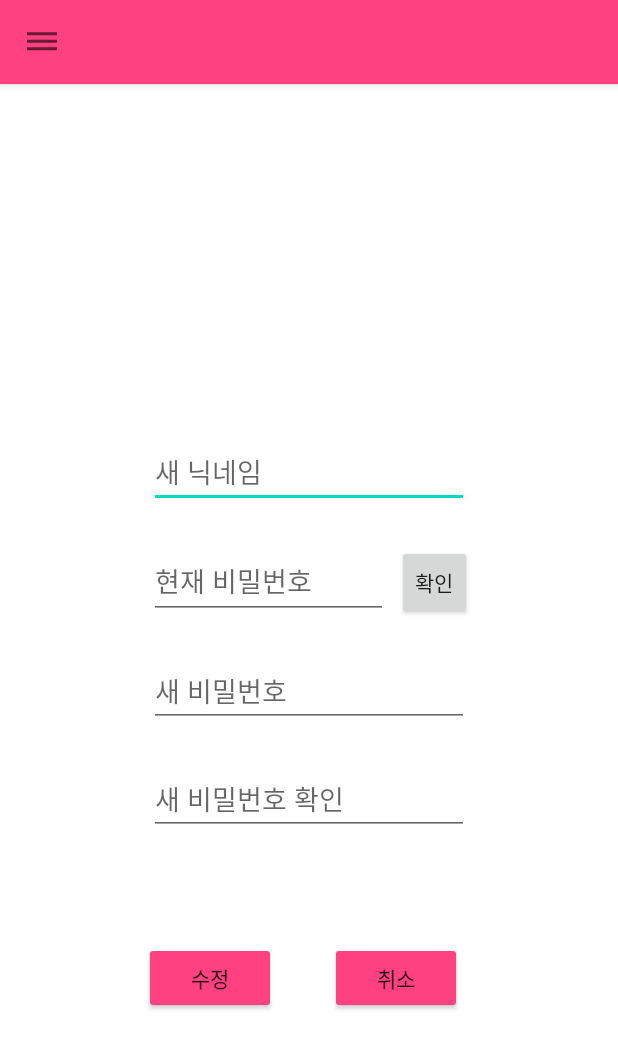
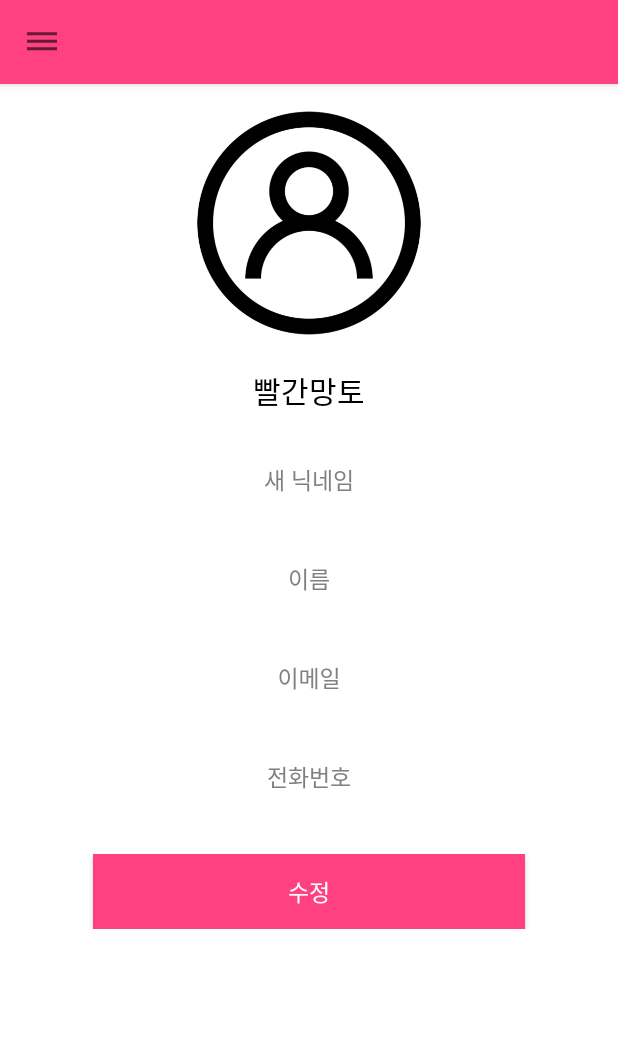
Before and after one commit to co-smicDust/toilet_seoul, an Android app: the screen it shows after launch (MainActivity), in the side drawer, after a tap on "개인 정보 수정", on a phone screen of 412 x 824 dp. Shown: the top 1049 px of the screen. Run offline under Robolectric (Android 15) with nearby library versions, the phone set to English and light mode, and no system bars; our stand-ins replace Firebase (no records; nobody signed in at launch, a user with empty details on screens opened directly).

Commit message:
개인정보수정 레이아웃 변경

```diff
--- a/app/src/main/res/layout/personal_information.xml
+++ b/app/src/main/res/layout/personal_information.xml
@@ -1,99 +1,201 @@
 <?xml version="1.0" encoding="utf-8"?>
 <FrameLayout
     xmlns:android="http://schemas.android.com/apk/res/android"
+    xmlns:tools="http://schemas.android.com/tools"
     xmlns:app="http://schemas.android.com/apk/res-auto"
     android:layout_width="match_parent"
     android:layout_height="match_parent"
-    android:background="@color/white">
+    android:background="@color/white" >
 
     <androidx.constraintlayout.widget.ConstraintLayout
         android:layout_width="match_parent"
-        android:layout_height="match_parent">
+        android:layout_height="match_parent"
+        android:id="@+id/edit_personal_layout">
+
+        <TextView
+            android:id="@+id/tv_heading"
+            android:layout_width="wrap_content"
+            android:layout_height="wrap_content"
+            android:text="Update Profile Information"
+            android:textStyle="bold"
+            android:textSize="16sp"
+            android:textColor="#000"
+            app:layout_constraintStart_toStartOf="parent"
+            app:layout_constraintEnd_toEndOf="parent"
+            app:layout_constraintTop_toTopOf="parent"
+            android:layout_marginTop="24dp" />
+
+        <ScrollView
+            android:layout_width="match_parent"
+            android:layout_height="wrap_content"
+            app:layout_constraintTop_toBottomOf="@id/tv_heading" >
+
+            <androidx.constraintlayout.widget.ConstraintLayout
+                android:layout_width="match_parent"
+                android:layout_height="match_parent"
+                android:focusable="true"
+                android:focusableInTouchMode="true" >
+
+
+                <com.google.android.material.textfield.TextInputLayout
+                    android:id="@+id/layout_image"
+                    android:layout_width="0dp"
+                    app:layout_constraintWidth_percent="0.7"
+                    android:layout_height="wrap_content"
+                    app:layout_constraintStart_toStartOf="parent"
+                    app:layout_constraintEnd_toEndOf="parent"
+                    android:layout_marginTop="20dp"
+                    android:textColorHint="#808080"
+                    app:layout_constraintTop_toTopOf="parent" >
+
+                    <ImageView
+                        android:layout_width="wrap_content"
+                        android:layout_height="165dp"
+                        android:src="@drawable/ic_personal" />
+                </com.google.android.material.textfield.TextInputLayout>
+
+                <TextView
+                    android:id="@+id/nickname"
+                    android:layout_width="0dp"
+                    app:layout_constraintWidth_percent="0.7"
+                    android:layout_height="wrap_content"
+                    app:layout_constraintStart_toStartOf="parent"
+                    app:layout_constraintEnd_toEndOf="parent"
+                    android:layout_marginTop="14dp"
+                    android:text="빨간망토"
+                    android:textSize="20dp"
+                    android:textColor="@color/black"
+                    android:textAlignment="center"
+                    app:layout_constraintTop_toBottomOf="@+id/layout_image" />
+
+                <com.google.android.material.textfield.TextInputLayout
+                    android:id="@+id/layout_joinName"
+                    android:layout_width="0dp"
+                    app:layout_constraintWidth_percent="0.7"
+                    android:layout_height="wrap_content"
+                    app:layout_constraintStart_toStartOf="parent"
+                    app:layout_constraintEnd_toEndOf="parent"
+                    android:layout_marginTop="14dp"
+                    android:textColorHint="#808080"
+                    app:layout_constraintTop_toBottomOf="@+id/nickname" >
 
                     <EditText
                         android:id="@+id/join_name"
-            android:layout_width="wrap_content"
+                        android:layout_width="match_parent"
                         android:layout_height="wrap_content"
-            android:layout_marginEnd="2dp"
-            android:layout_marginRight="2dp"
-            android:layout_marginBottom="24dp"
-            android:ems="10"
                         android:hint="새 닉네임"
-            android:inputType="textPersonName"
-            app:layout_constraintBottom_toTopOf="@+id/join_email"
-            app:layout_constraintEnd_toEndOf="@+id/check_button" />
+                        android:gravity="center"
+                        android:padding="10dp"
+                        android:textColor="#000000"
+                        android:textColorHint="#808080"
+                        android:background="#00000000"
+                        android:textSize="15sp"
+                        android:inputType="text" />
+                </com.google.android.material.textfield.TextInputLayout>
+
+                <com.google.android.material.textfield.TextInputLayout
+                    android:id="@+id/layout_name"
+                    android:layout_width="0dp"
+                    app:layout_constraintWidth_percent="0.7"
+                    android:layout_height="wrap_content"
+                    app:layout_constraintStart_toStartOf="parent"
+                    app:layout_constraintEnd_toEndOf="parent"
+                    android:layout_marginTop="14dp"
+                    android:textColorHint="#808080"
+                    app:layout_constraintTop_toBottomOf="@+id/layout_joinName">
 
                     <EditText
-            android:id="@+id/join_password"
-            android:layout_width="wrap_content"
+                        android:id="@+id/et_name"
+                        android:layout_width="match_parent"
                         android:layout_height="wrap_content"
-            android:layout_marginBottom="24dp"
-            android:ems="10"
-            android:hint="새 비밀번호"
-            android:inputType="textPassword"
-            app:layout_constraintBottom_toTopOf="@+id/join_pwck"
-            app:layout_constraintStart_toStartOf="@+id/join_email" />
+                        android:hint="이름"
+                        android:gravity="center"
+                        android:padding="10dp"
+                        android:textColor="#000000"
+                        android:textColorHint="#808080"
+                        android:background="#00000000"
+                        android:textSize="15sp"
+                        />
+                </com.google.android.material.textfield.TextInputLayout>
+
+
+                <com.google.android.material.textfield.TextInputLayout
+                    android:id="@+id/layout_email"
+                    android:layout_width="0dp"
+                    app:layout_constraintWidth_percent="0.7"
+                    android:layout_height="wrap_content"
+                    app:layout_constraintStart_toStartOf="parent"
+                    app:layout_constraintEnd_toEndOf="parent"
+                    android:layout_marginTop="14dp"
+                    android:textColorHint="#808080"
+                    app:layout_constraintTop_toBottomOf="@+id/layout_name"
+                    >
 
                     <EditText
-            android:id="@+id/join_pwck"
-            android:layout_width="wrap_content"
+                        android:id="@+id/et_email"
+                        android:layout_width="match_parent"
                         android:layout_height="wrap_content"
-            android:layout_marginBottom="267dp"
-            android:ems="10"
-            android:hint="새 비밀번호 확인"
-            android:inputType="textPassword"
-            app:layout_constraintBottom_toBottomOf="parent"
-            app:layout_constraintStart_toStartOf="@+id/join_password" />
+                        android:hint="이메일"
+                        android:gravity="center"
+                        android:padding="10dp"
+                        android:textColor="#000000"
+                        android:textColorHint="#808080"
+                        android:background="#00000000"
+                        android:textSize="15sp"
+                        android:inputType="textEmailAddress"
+                        />
+                </com.google.android.material.textfield.TextInputLayout>
+
+
+                <com.google.android.material.textfield.TextInputLayout
+                    android:id="@+id/layout_contact_no"
+                    android:layout_width="0dp"
+                    app:layout_constraintWidth_percent="0.7"
+                    android:layout_height="wrap_content"
+                    app:layout_constraintStart_toStartOf="parent"
+                    app:layout_constraintEnd_toEndOf="parent"
+                    android:layout_marginTop="14dp"
+                    android:textColorHint="#808080"
+                    app:layout_constraintTop_toBottomOf="@+id/layout_email"
+                    >
 
                     <EditText
-            android:id="@+id/join_email"
-            android:layout_width="0dp"
-            android:layout_height="50dp"
-            android:layout_marginEnd="6dp"
-            android:layout_marginRight="6dp"
-            android:layout_marginBottom="24dp"
-            android:ems="10"
-            android:hint="현재 비밀번호"
-            android:inputType="textEmailAddress"
-            app:layout_constraintBottom_toTopOf="@+id/join_password"
-            app:layout_constraintEnd_toStartOf="@+id/check_button"
-            app:layout_constraintStart_toStartOf="@+id/join_name" />
+                        android:id="@+id/et_contact_no"
+                        android:layout_width="match_parent"
+                        android:layout_height="wrap_content"
+                        android:hint="전화번호"
+                        android:gravity="center"
+                        android:padding="10dp"
+                        android:textColor="#000000"
+                        android:textColorHint="#808080"
+                        android:background="#00000000"
+                        android:textSize="15sp"
+                        android:inputType="phone" />
 
-        <Button
-            android:id="@+id/check_button"
-            android:layout_width="50dp"
-            android:layout_height="50dp"
-            android:layout_marginEnd="97dp"
-            android:layout_marginRight="97dp"
-            android:text="확인"
-            app:layout_constraintBaseline_toBaselineOf="@+id/join_email"
-            app:layout_constraintEnd_toEndOf="parent" />
-
-        <Button
-            android:id="@+id/delete"
-            android:layout_width="wrap_content"
-            android:layout_height="wrap_content"
-            android:layout_marginStart="36dp"
-            android:layout_marginLeft="36dp"
-            android:layout_marginTop="71dp"
-            android:text="취소"
-            android:backgroundTint="@color/colorAccent"
-            app:layout_constraintStart_toEndOf="@+id/join_button"
-            app:layout_constraintTop_toBottomOf="@+id/join_pwck" />
+                </com.google.android.material.textfield.TextInputLayout>
 
                 <Button
                     android:id="@+id/join_button"
-            android:layout_width="wrap_content"
-            android:layout_height="wrap_content"
-            android:layout_marginStart="96dp"
-            android:layout_marginLeft="96dp"
+                    android:layout_width="0dp"
+                    android:layout_height="50dp"
+                    app:layout_constraintTop_toBottomOf="@+id/layout_contact_no"
+                    app:layout_constraintStart_toStartOf="parent"
+                    app:layout_constraintEnd_toEndOf="parent"
                     android:text="수정"
+                    android:textColor="#FFFFFF"
+                    android:textSize="15sp"
+                    android:background="@color/design_default_color_primary"
                     android:backgroundTint="@color/colorAccent"
-            app:layout_constraintBaseline_toBaselineOf="@+id/delete"
-            app:layout_constraintStart_toStartOf="parent" />
-
+                    android:textAllCaps="false"
+                    android:layout_marginTop="30dp"
+                    app:layout_constraintWidth_percent="0.7"
+                    style="?android:attr/borderlessButtonStyle"
+                    android:elevation="2dp" />
 
             </androidx.constraintlayout.widget.ConstraintLayout>
 
+        </ScrollView>
+
+    </androidx.constraintlayout.widget.ConstraintLayout>
 
 </FrameLayout>
```
Lines whose indentation alone changed are shown as unchanged.
